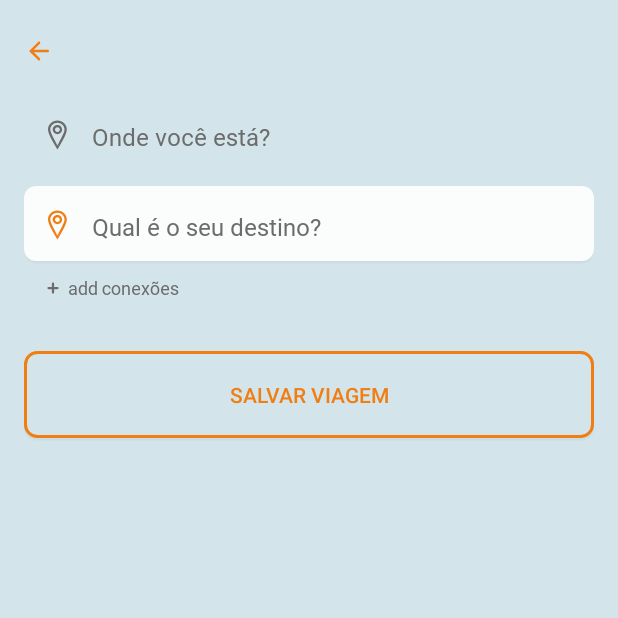
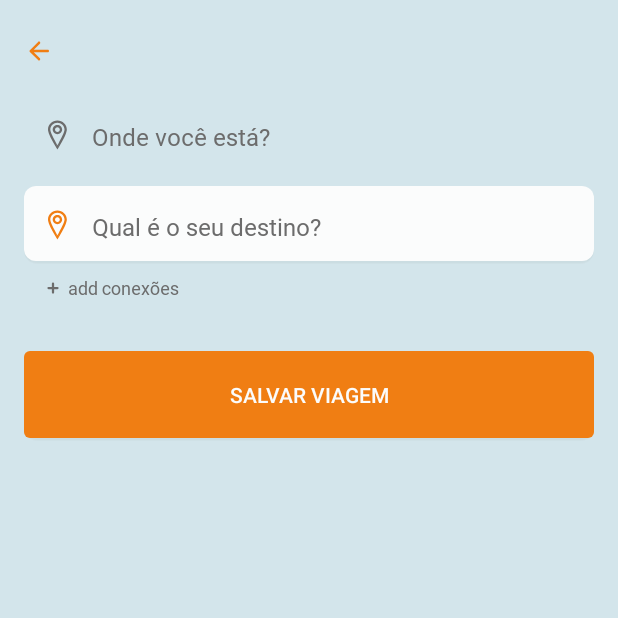
Before and after one commit to AlefCSM/CityTravelTracker, an Android app: the screen it shows after launch (MainActivity), after a tap on an icon or button, on a phone screen of 412 x 824 dp, the top half of it. Run offline under Robolectric (Android 15) with nearby library versions, the phone set to English and light mode, and no system bars; our stand-ins replace Dagger/Hilt's generated code, Room's generated code; 1 statement that could not run was skipped.

Commit message:
[WIP]HomeFragment

```diff
--- a/app/src/main/java/com/alefmoreira/citytraveltracker/data/dao/CityDAO.kt
+++ b/app/src/main/java/com/alefmoreira/citytraveltracker/data/dao/CityDAO.kt
@@ -6,11 +6,14 @@ import com.alefmoreira.citytraveltracker.data.Connection
 
 @Dao
 interface CityDAO {
-    @Insert(onConflict = OnConflictStrategy.ABORT)
+    @Insert(onConflict = OnConflictStrategy.REPLACE)
     suspend fun insertCity(city: City): Long
 
     @Delete
     suspend fun deleteCity(city: City)
+
+    @Query("SELECT * FROM cities WHERE id = :id")
+    suspend fun getCityById(id: Long): City
 
     @Query("SELECT * FROM cities")
     fun getAllCities(): List<City>
--- a/app/src/main/java/com/alefmoreira/citytraveltracker/repositories/CTTRepository.kt
+++ b/app/src/main/java/com/alefmoreira/citytraveltracker/repositories/CTTRepository.kt
@@ -11,7 +11,12 @@ interface CTTRepository {
 
     suspend fun deleteRoute(route: Route)
 
+    suspend fun getRouteById(id: Long): Route
+
     suspend fun getAllRoutes(): Flow<List<Route>>
 
-    suspend fun getDistanceMatrix(origins:List<Route>,destinations:List<Route>): Resource<DistanceMatrixResponse>
+    suspend fun getDistanceMatrix(
+        origins: List<Route>,
+        destinations: List<Route>
+    ): Resource<DistanceMatrixResponse>
 }
--- a/app/src/main/java/com/alefmoreira/citytraveltracker/util/Enums.kt
+++ b/app/src/main/java/com/alefmoreira/citytraveltracker/util/Enums.kt
@@ -15,6 +15,6 @@ enum class AdapterLayoutEnum(i: Int) {
 
 enum class DialogType {
     LEAVE,
-    CONFIRMATION,
+    DELETE,
     CUSTOM
 }
--- a/app/src/main/java/com/alefmoreira/citytraveltracker/util/components/dialogs/AMConfirmationDialog.kt
+++ b/app/src/main/java/com/alefmoreira/citytraveltracker/util/components/dialogs/AMConfirmationDialog.kt
@@ -47,7 +47,7 @@ class AMConfirmationDialog(private val context: Context, private val type: Dialo
                 txtMsg.text = msg
                 btnExclude.text = exit
             }
-            DialogType.CONFIRMATION -> {
+            DialogType.DELETE -> {
                 val string = String.format(res.getString(R.string.exclude_city), city)
                 txtMsg.text = htmlString(string)
             }
--- a/app/src/main/java/com/alefmoreira/citytraveltracker/views/fragments/route/RouteFragment.kt
+++ b/app/src/main/java/com/alefmoreira/citytraveltracker/views/fragments/route/RouteFragment.kt
@@ -13,6 +13,7 @@ import androidx.lifecycle.Lifecycle
 import androidx.lifecycle.lifecycleScope
 import androidx.lifecycle.repeatOnLifecycle
 import androidx.navigation.fragment.findNavController
+import androidx.navigation.fragment.navArgs
 import androidx.recyclerview.widget.LinearLayoutManager
 import androidx.recyclerview.widget.RecyclerView
 import com.alefmoreira.citytraveltracker.BuildConfig.MAPS_API_KEY
@@ -44,11 +45,19 @@ class RouteFragment : Fragment(R.layout.fragment_route) {
     private lateinit var txtDestination: TextView
     private lateinit var connectionRecyclerView: RecyclerView
     private lateinit var btnSaveRoute: Button
+    private lateinit var btnDeleteRoute: Button
     private lateinit var iconBack: ImageView
     private lateinit var connectionRecyclerViewAdapter: AddConnectionAdapter
 
+    private val arguments: RouteFragmentArgs by navArgs()
+
     override fun onCreate(savedInstanceState: Bundle?) {
         routeViewModel.isFirstRoute.value = homeViewModel.isFirstRoute()
+
+        if (arguments.routeId > 0) {
+            routeViewModel.getRoute(arguments.routeId)
+        }
+
         super.onCreate(savedInstanceState)
     }
 
@@ -56,7 +65,6 @@ class RouteFragment : Fragment(R.layout.fragment_route) {
         super.onViewCreated(view, savedInstanceState)
         binding = FragmentRouteBinding.bind(view)
 
-        btnSaveRoute = binding.btnSaveRoute
         bindViews(binding)
         setupClickListeners()
 
@@ -96,14 +104,16 @@ class RouteFragment : Fragment(R.layout.fragment_route) {
     }
 
     private fun bindViews(binding: FragmentRouteBinding) {
+        btnAddConnections = binding.btnAddConnections
+        btnDeleteRoute = binding.btnDeleteRoute
+        btnSaveRoute = binding.btnSaveRoute
+        connectionLayout = binding.connectionLayout
+        connectionRecyclerView = binding.connectionList
+        destinationLayout = binding.destinationLayout
+        iconBack = binding.iconBack
         originLayout = binding.originLayout
-        destinationLayout = binding.destinationLayout
-        connectionLayout = binding.connectionLayout
-        btnAddConnections = binding.btnAddConnections
         txtOrigin = binding.txtOrigin
         txtDestination = binding.txtDestination
-        connectionRecyclerView = binding.connectionList
-        iconBack = binding.iconBack
     }
 
     private fun setup() {
@@ -132,6 +142,9 @@ class RouteFragment : Fragment(R.layout.fragment_route) {
         if (routeViewModel.isButtonEnabled()) {
             btnSaveRoute.isEnabled = true
         }
+        if (arguments.routeId > 0) {
+            btnDeleteRoute.visibility = View.VISIBLE
+        }
     }
 
     private fun setupClickListeners() {
@@ -149,6 +162,11 @@ class RouteFragment : Fragment(R.layout.fragment_route) {
         btnSaveRoute.setOnClickListener {
             if (!routeViewModel.isLoading) {
                 routeViewModel.saveRoute()
+            }
+        }
+        btnDeleteRoute.setOnClickListener {
+            if (!routeViewModel.isLoading) {
+                showDeleteMessage()
             }
         }
         iconBack.setOnClickListener {
@@ -215,4 +233,18 @@ class RouteFragment : Fragment(R.layout.fragment_route) {
             this.show()
         }
     }
+
+    private fun showDeleteMessage() {
+        val route = routeViewModel.currentDestination
+        val dialog = AMConfirmationDialog(requireContext(), DialogType.DELETE)
+        dialog.apply {
+            city = route.city.name
+            onConfirm = {
+                routeViewModel.deleteRoute(route)
+                routeViewModel.clearRoutes()
+                findNavController().popBackStack()
+            }
+            this.show()
+        }
+    }
 }
--- a/app/src/main/res/layout/fragment_home.xml
+++ b/app/src/main/res/layout/fragment_home.xml
@@ -120,7 +120,8 @@
                 <androidx.recyclerview.widget.RecyclerView
                     android:id="@+id/routeList"
                     android:layout_width="match_parent"
-                    android:layout_height="wrap_content" />
+                    android:layout_height="wrap_content"
+                    android:layout_marginBottom="106dp" />
             </androidx.appcompat.widget.LinearLayoutCompat>
         </androidx.appcompat.widget.LinearLayoutCompat>
     </androidx.core.widget.NestedScrollView>
--- a/app/src/main/res/layout/fragment_route.xml
+++ b/app/src/main/res/layout/fragment_route.xml
@@ -127,11 +127,21 @@
 
         <androidx.appcompat.widget.AppCompatButton
             android:id="@+id/btn_save_route"
-            style="@style/OrangeButtonOutline"
+            style="@style/OrangeButton"
             android:layout_width="match_parent"
             android:layout_height="60dp"
             android:enabled="true"
             android:text="@string/save_trip" />
 
+        <androidx.appcompat.widget.AppCompatButton
+            android:id="@+id/btn_delete_route"
+            style="@style/OrangeButtonOutline"
+            android:layout_width="match_parent"
+            android:layout_marginTop="8dp"
+            android:layout_height="60dp"
+            android:enabled="true"
+            android:text="@string/delete_trip"
+            android:visibility="gone" />
+
     </androidx.appcompat.widget.LinearLayoutCompat>
 </androidx.core.widget.NestedScrollView>
--- a/app/src/main/res/navigation/nav_graph.xml
+++ b/app/src/main/res/navigation/nav_graph.xml
@@ -20,6 +20,10 @@
         <action
             android:id="@+id/action_routeFragment_to_searchRouteFragment"
             app:destination="@id/searchRouteFragment" />
+        <argument
+            android:name="routeId"
+            app:argType="long"
+            android:defaultValue="0L" />
     </fragment>
     <fragment
         android:id="@+id/searchRouteFragment"
--- a/app/src/main/res/values/strings.xml
+++ b/app/src/main/res/values/strings.xml
@@ -13,6 +13,7 @@
     <string name="add_connections">add conexões</string>
     <string name="my_connections">Minhas conexões</string>
     <string name="save_trip">Salvar viagem</string>
+    <string name="delete_trip">Excluir viagem</string>
     <string name="exclude_city">Tem certeza que deseja excluir a cidade &lt;b>%1$s&lt;/b>?</string>
     <string name="exit_city">Tem certeza que deseja sair?\nOs dados não serão salvos</string>
     <string name="cancel">Cancelar</string>
```
Also changed, not shown: app/src/main/java/com/alefmoreira/citytraveltracker/repositories/DefaultCTTRepository.kt (+7 -0 lines), app/src/main/java/com/alefmoreira/citytraveltracker/views/fragments/home/HomeFragment.kt (+9 -1 lines), app/src/main/java/com/alefmoreira/citytraveltracker/views/fragments/route/RouteViewModel.kt (+8 -1 lines), 1 other file.
